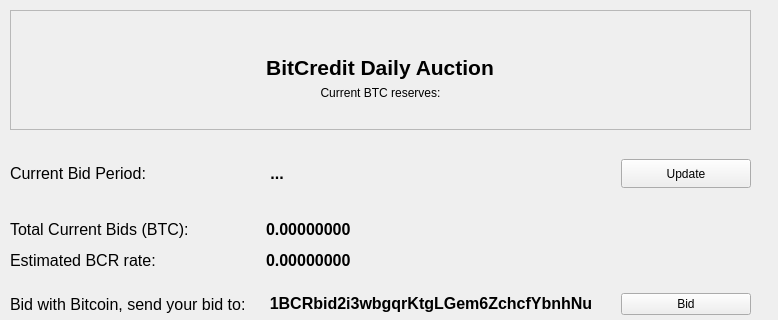
First picture: the form in src/qt/forms/bidpage.ui, repository thelonecrouton/bitcredit, before the edit; both pictures show x 0 to 778 and y 0 to 320 of the 778 by 520 pixel window.
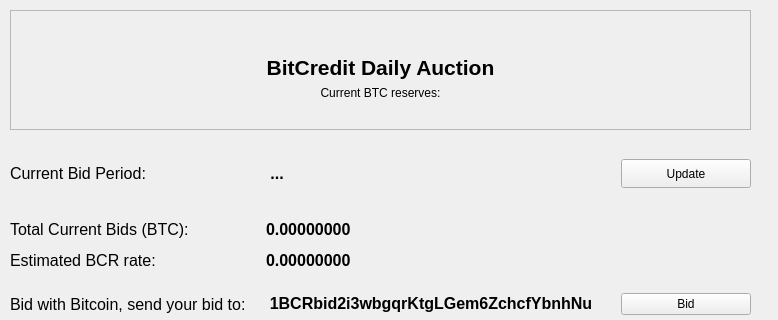
Second picture: the form after the edit.

Commit message: Bidpage Importprivkey button now functional, Bidpage Calc now accounts for time left in bid period.

Patch:
```diff
--- a/src/qt/forms/bidpage.ui
+++ b/src/qt/forms/bidpage.ui
@@ -52,9 +52,9 @@
       <widget class="QLabel" name="label_heading">
        <property name="geometry">
         <rect>
-         <x>0</x>
+         <x>20</x>
          <y>42</y>
-         <width>740</width>
+         <width>701</width>
          <height>30</height>
         </rect>
        </property>
```
The commit also changes 3 other files.
